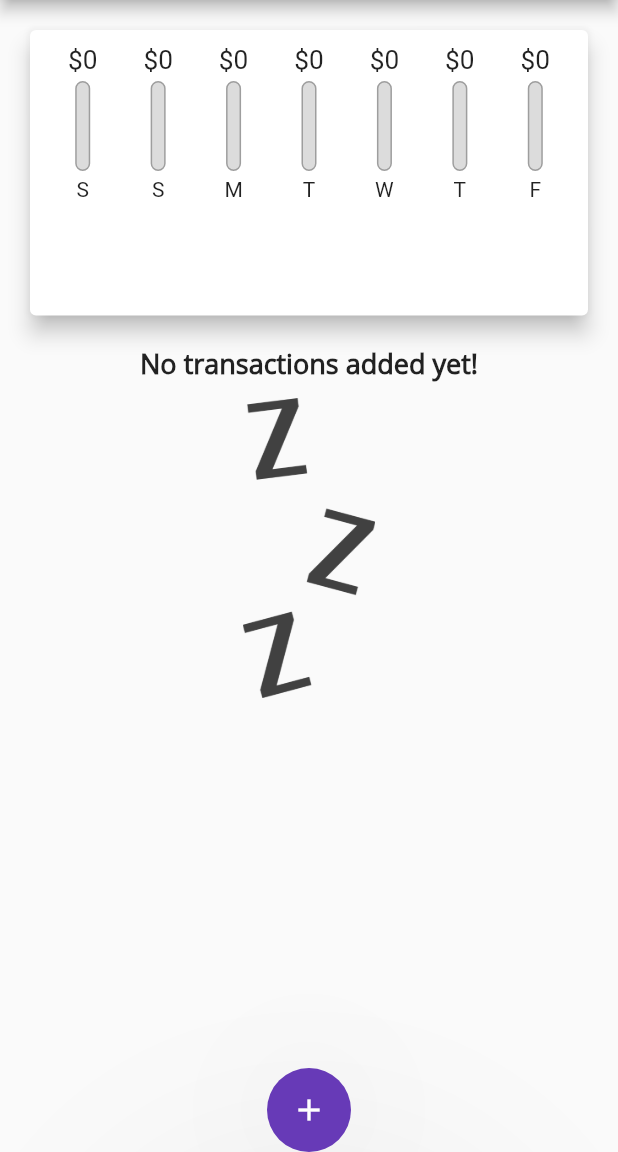
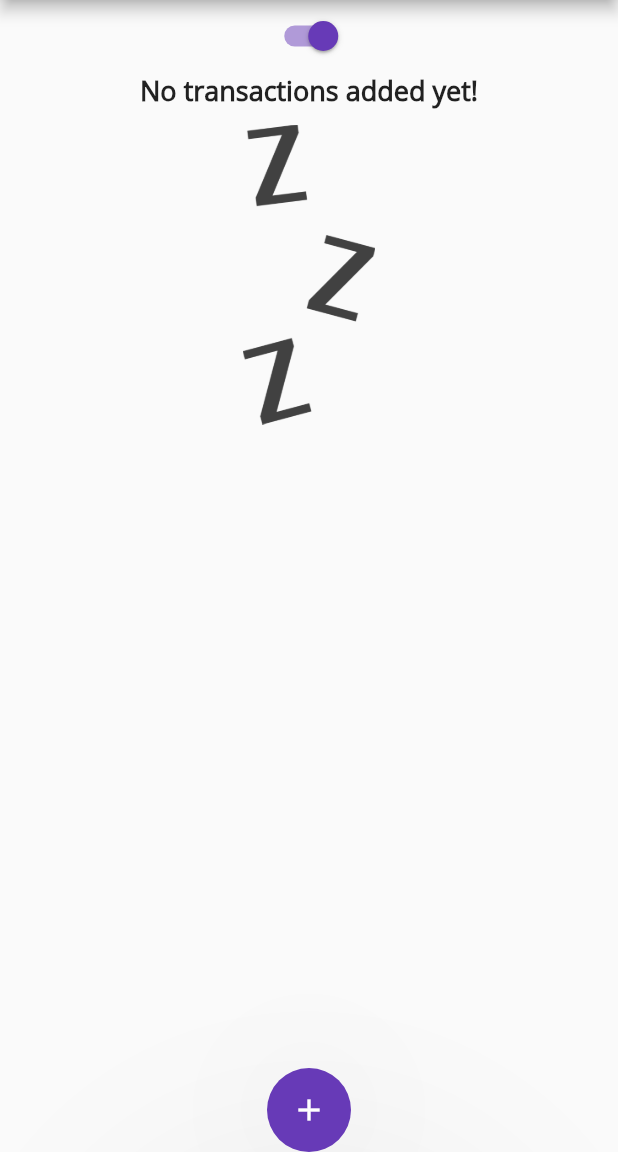
Before and after one commit to HussamKayed/Personal-Expenses-Planner, a Flutter app: the screen it shows after launch, on a phone screen of 412 x 824 dp, the part 84-1236 px from its top. Run offline on Flutter 3.47's test engine with Material 2 defaults, Android fonts, the phone set to English and light mode, and no system bars.

Commit message:
section 125

```diff
--- a/lib/main.dart
+++ b/lib/main.dart
@@ -1,11 +1,17 @@
 import 'package:flutter/material.dart';
+// import 'package:flutter/services.dart';
 
 import './widgets/chart.dart';
 import './widgets/new_transaction.dart';
 import '../models/transaction.dart';
 import './widgets/transaction_list.dart';
 
-void main() => runApp(MyApp());
+void main() {
+  // WidgetsFlutterBinding.ensureInitialized();
+  // SystemChrome.setPreferredOrientations(
+  //     [DeviceOrientation.portraitUp, DeviceOrientation.portraitDown]);
+  runApp(MyApp());
+}
 
 class MyApp extends StatelessWidget {
   @override
@@ -53,6 +59,8 @@ class _MyHomePageState extends State<MyHomePage> {
     //   DateTime.now(),
     // ),
   ];
+
+  bool _showChart = false;
 
   void _deleteTransaction(String id) {
     setState(() {
@@ -106,13 +114,27 @@ class _MyHomePageState extends State<MyHomePage> {
       appBar: appBar,
       body: ListView(
         children: <Widget>[
-          Container(
+          Row(
+            children: [
+              Switch(
+                  hoverColor: Colors.amber.shade900,
+                  value: true,
+                  onChanged: (value) {
+                    setState(() {
+                      _showChart = value;
+                    });
+                  }),
+            ],
+            mainAxisAlignment: MainAxisAlignment.center,
+          ),
+          _showChart
+              ? Container(
                   height: (MediaQuery.of(context).size.height -
                           appBar.preferredSize.height -
                           MediaQuery.of(context).padding.top) *
                       0.3,
-              child: Chart(_recentTransactions)),
-          Container(
+                  child: Chart(_recentTransactions))
+              : Container(
                   height: (MediaQuery.of(context).size.height -
                           appBar.preferredSize.height -
                           MediaQuery.of(context).padding.top) *
--- a/lib/widgets/bar_chart.dart
+++ b/lib/widgets/bar_chart.dart
@@ -9,17 +9,18 @@ class BarChart extends StatelessWidget {
 
   @override
   Widget build(BuildContext context) {
+    return LayoutBuilder(builder: (ctx, constraints) {
       return Column(
         children: <Widget>[
           Container(
-            height: 20,
+              height: constraints.maxHeight * 0.15,
               child: FittedBox(
                   child: Text("\$${spendingAmount.toStringAsFixed(0)}"))),
           SizedBox(
-          height: 4,
+            height: constraints.maxHeight * 0.05,
           ),
           Container(
-          height: 60,
+            height: constraints.maxHeight * 0.6,
             width: 10,
             child: Stack(
               children: <Widget>[
@@ -42,9 +43,12 @@ class BarChart extends StatelessWidget {
               alignment: Alignment.bottomCenter,
             ),
           ),
-        SizedBox(height: 4),
-        Text(label),
+          SizedBox(height: constraints.maxHeight * 0.05),
+          FittedBox(
+              child: Container(
+                  height: constraints.maxHeight * 0.15, child: Text(label))),
         ],
       );
+    });
   }
 }
```
Lines whose indentation alone changed are shown as unchanged.
